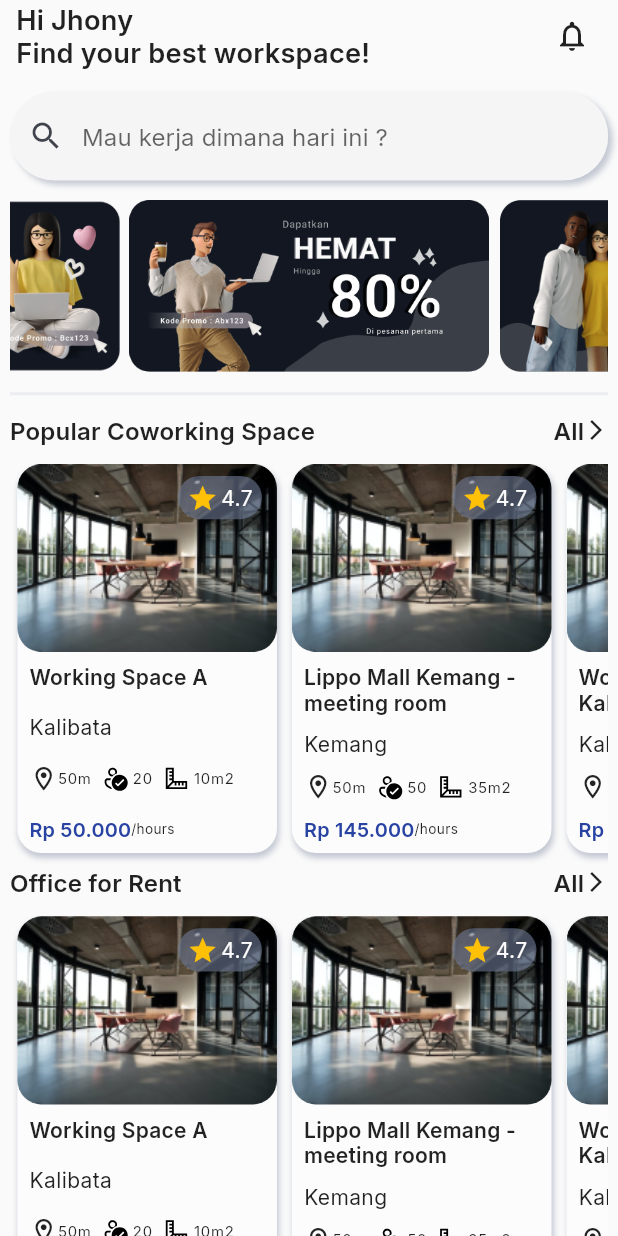
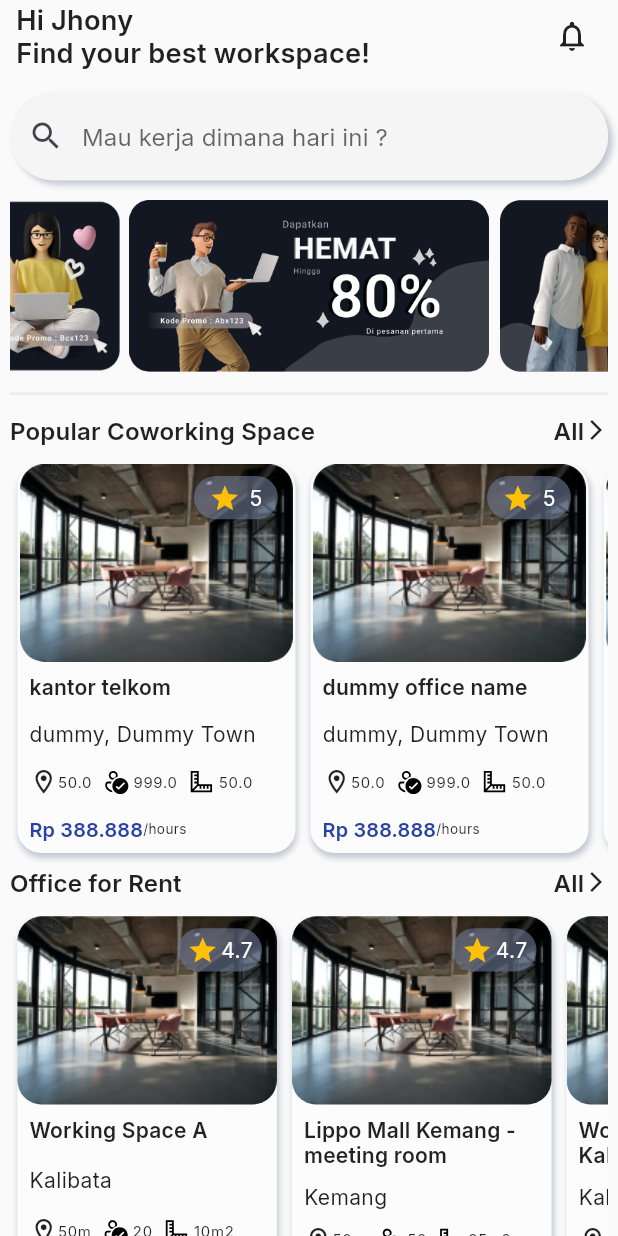
Before and after one commit to Kelompok3-Office-Booking/flutter, a Flutter app: the HomeScreen screen opened directly, on a phone screen of 412 x 824 dp. Run offline on Flutter 3.47's test engine with Material 2 defaults, Android fonts, the phone set to English and light mode, and no system bars; drawn by our look-alikes of carousel_slider; our stand-ins replace animated_splash_screen, email_validator, flutter_spinkit, flutter_svg, fluttertoast, geocoding and 5 more; statements that could not run were skipped.

Commit message:
update dummy

```diff
--- a/betterspace/lib/src/dummy_data/office_dummy_data.dart
+++ b/betterspace/lib/src/dummy_data/office_dummy_data.dart
@@ -12,7 +12,7 @@ class OfficeDataViewModels with ChangeNotifier {
 }
 
 class OfficeDataDummy {
-  List<OfficeModels> _listOfOfficeModels = [];
+  List<OfficeModels> listOfOfficeModels = [];
   final OfficePricing officePricings = OfficePricing(
       officePrice: 388888,
       officePriceUnits: "Persons",
@@ -83,13 +83,18 @@ class OfficeDataDummy {
         reviewStarsCount: 4,
         reviewHelpRateCount: 999),
   ];
+
   OfficeDataDummy() {
-    _listOfOfficeModels = [
+    listOfOfficeModels = [
       OfficeModels(
           officeID: '1',
-          officeName: "dummy office name",
+          officeName: "kantor telkom",
           officeLeadImage: const Image(
-              image: AssetImage("assets/image_assets/space_image/space1.png")),
+            image: AssetImage(
+              "assets/image_assets/space_image/space1.png",
+            ),
+            fit: BoxFit.cover,
+          ),
           officeGridImage: [
             const Image(
                 image:
@@ -122,7 +127,9 @@ class OfficeDataDummy {
           officeID: '2',
           officeName: "dummy office name",
           officeLeadImage: const Image(
-              image: AssetImage("assets/image_assets/space_image/space1.png")),
+            image: AssetImage("assets/image_assets/space_image/space1.png"),
+            fit: BoxFit.cover,
+          ),
           officeGridImage: [
             const Image(
                 image:
@@ -155,7 +162,9 @@ class OfficeDataDummy {
           officeID: '3',
           officeName: "dummy office name",
           officeLeadImage: const Image(
-              image: AssetImage("assets/image_assets/space_image/space1.png")),
+            image: AssetImage("assets/image_assets/space_image/space1.png"),
+            fit: BoxFit.cover,
+          ),
           officeGridImage: [
             const Image(
                 image:
@@ -188,7 +197,44 @@ class OfficeDataDummy {
           officeID: '4',
           officeName: "dummy office name",
           officeLeadImage: const Image(
-              image: AssetImage("assets/image_assets/space_image/space1.png")),
+            image: AssetImage("assets/image_assets/space_image/space1.png"),
+            fit: BoxFit.cover,
+          ),
+          officeGridImage: [
+            const Image(
+                image:
+                    AssetImage("assets/image_assets/space_image/space1.png")),
+            const Image(
+                image:
+                    AssetImage("assets/image_assets/space_image/space1.png")),
+            const Image(
+                image:
+                    AssetImage("assets/image_assets/space_image/space1.png")),
+            const Image(
+                image:
+                    AssetImage("assets/image_assets/space_image/space1.png")),
+          ],
+          officeStarRating: 5,
+          officeQuickLocation: "dummy, Dummy Town",
+          officeDescription: "lorem ipsum sit dolor amet",
+          officeApproxDistance: 50,
+          officeArea: 50,
+          officePersonCapacity: 999,
+          officeOpenTime: DateTime.now(),
+          officeCloseTime: DateTime.now(),
+          officeLatitude: 1.1111111111,
+          officeLongitude: 1.211111111,
+          officePricing: officePricings,
+          listOfOfficeCapcityModels: listOfCapacityModels,
+          listOfOfficeFacilitiesModels: listOfOfficeFacilitesModels,
+          listOfOfficeReviewModels: listOfReviewModels),
+      OfficeModels(
+          officeID: '5',
+          officeName: "dummy office name",
+          officeLeadImage: const Image(
+            image: AssetImage("assets/image_assets/space_image/space1.png"),
+            fit: BoxFit.cover,
+          ),
           officeGridImage: [
             const Image(
                 image:
--- a/betterspace/lib/src/dummy_data/office_dummy_models.dart
+++ b/betterspace/lib/src/dummy_data/office_dummy_models.dart
@@ -60,7 +60,9 @@ class OfficeModels {
   late DateTime officeCloseTime;
   late double officeLatitude;
   late double officeLongitude;
+
   late OfficePricing officePricing;
+
   List<OfficeCapacityModels> listOfOfficeCapcityModels = [];
   List<OfficeFacilitiesModels> listOfOfficeFacilitiesModels = [];
   List<OfficeReviewModels> listOfOfficeReviewModels = [];
--- a/betterspace/lib/src/screen/landing/splash_screen2.dart
+++ b/betterspace/lib/src/screen/landing/splash_screen2.dart
@@ -16,7 +16,7 @@ class _SplashScreenTwoState extends State<SplashScreenTwo> {
     super.initState();
     WidgetsBinding.instance.addPostFrameCallback((timeStamp) async {
       Provider.of<NavigasiViewModel>(context, listen: false)
-          .navigasiToOfficeDetail(context);
+          .navigasiToOnboardingView(context);
     });
   }
 
--- a/betterspace/lib/src/screen/menu/home/home_screen.dart
+++ b/betterspace/lib/src/screen/menu/home/home_screen.dart
@@ -1,3 +1,5 @@
+import 'package:betterspace/src/dummy_data/office_dummy_data.dart';
+import 'package:betterspace/src/dummy_data/office_dummy_models.dart';
 import 'package:betterspace/src/utils/adapt_size.dart';
 import 'package:betterspace/src/utils/colors.dart';
 import 'package:betterspace/src/view_model/get_location_view_model.dart';
@@ -33,6 +35,9 @@ class _HomeScreenState extends State<HomeScreen> {
   @override
   Widget build(BuildContext context) {
     AdaptSize.size(context: context);
+    final OfficeDataDummy dataDummyForOfficeModels = OfficeDataDummy();
+    final List<OfficeModels> listOfOffice =
+        dataDummyForOfficeModels.listOfOfficeModels;
     return Scaffold(
       body: SingleChildScrollView(
         physics: const ScrollPhysics(),
--- a/betterspace/lib/src/screen/menu/tersimpan/wishlist_screen.dart
+++ b/betterspace/lib/src/screen/menu/tersimpan/wishlist_screen.dart
@@ -1,4 +1,6 @@
 import 'package:betterspace/src/utils/adapt_size.dart';
+import 'package:betterspace/src/utils/colors.dart';
+import 'package:betterspace/src/widget/widget/transparent_appbar.dart';
 import 'package:flutter/material.dart';
 import 'package:flutter/src/widgets/container.dart';
 import 'package:flutter/src/widgets/framework.dart';
@@ -15,12 +17,40 @@ class _WishlistScreenState extends State<WishlistScreen> {
   Widget build(BuildContext context) {
     AdaptSize.size(context: context);
     return Scaffold(
+      appBar: transparentAppbarWidget(
+        context: context,
+        leadingIcon: IconButton(
+          onPressed: () {},
+          icon: Padding(
+            padding: EdgeInsets.only(left: AdaptSize.pixel20),
+            child: Icon(
+              Icons.arrow_back,
+              color: MyColor.neutral200,
+              size: AdaptSize.pixel26,
+            ),
+          ),
+        ),
+        titleSpacer: AdaptSize.pixel24,
+        titles: Text(
+          "Wishlist",
+          style: Theme.of(context)
+              .textTheme
+              .headline6!
+              .copyWith(color: MyColor.neutral200),
+        ),
+      ),
       body: Padding(
         padding: EdgeInsets.only(
             top: AdaptSize.pixel8,
             left: AdaptSize.pixel16,
             right: AdaptSize.pixel16),
-        child: ListView(),
+        child: ListView(
+          children: [
+            SizedBox(
+              height: AdaptSize.screenWidth / 3.3,
+            )
+          ],
+        ),
       ),
     );
   }
--- a/betterspace/lib/src/view_model/navigasi_view_model.dart
+++ b/betterspace/lib/src/view_model/navigasi_view_model.dart
@@ -5,6 +5,7 @@ import 'package:betterspace/src/screen/landing/auth_screen/terms_condition.dart'
 import 'package:betterspace/src/screen/landing/on_boarding_screen/on_boarding_view.dart';
 import 'package:betterspace/src/screen/menu/home/notification_screen.dart';
 import 'package:betterspace/src/screen/menu/home/search_space_screen.dart';
+import 'package:betterspace/src/screen/menu/tersimpan/wishlist_screen.dart';
 import 'package:betterspace/src/screen/menu/transaksi/booking_history_screen.dart';
 
 import 'package:betterspace/src/screen/menu_screen.dart';
@@ -59,10 +60,12 @@ class NavigasiViewModel with ChangeNotifier {
   }
 
   /// navigasi onboarding ke register screen
-  void navigasiToOfficeDetail(BuildContext context) {
+  void navigasiForTesting(BuildContext context) {
     Navigator.of(context).pushAndRemoveUntil(
         CupertinoPageRoute(
-          builder: (context) => const BookingHistoryScreen(),
+          //change the target widget here
+
+          builder: (context) => const WishlistScreen(),
         ),
         (route) => false);
   }
--- a/betterspace/lib/src/widget/home_widget/home_screen_widget/popular_coworking_widget.dart
+++ b/betterspace/lib/src/widget/home_widget/home_screen_widget/popular_coworking_widget.dart
@@ -1,3 +1,5 @@
+import 'package:betterspace/src/dummy_data/office_dummy_data.dart';
+import 'package:betterspace/src/dummy_data/office_dummy_models.dart';
 import 'package:betterspace/src/model/popular_coworking_model.dart';
 import 'package:betterspace/src/model/data/popular_coworking_data.dart';
 import 'package:betterspace/src/utils/adapt_size.dart';
@@ -7,22 +9,23 @@ import 'package:flutter_svg/flutter_svg.dart';
 import 'package:intl/intl.dart';
 
 Widget popularSpaceWidget(Function() onTap) {
+  List<OfficeModels> listOfDummyOffice = OfficeDataDummy().listOfOfficeModels;
   return SizedBox(
     height: AdaptSize.screenWidth * .654,
     width: double.infinity,
     child: ListView.builder(
         shrinkWrap: true,
         scrollDirection: Axis.horizontal,
-        itemCount: popularCoworkingSpace.length,
+        itemCount: listOfDummyOffice.length,
         itemBuilder: (context, index) {
-          final PopularCoworkingSpaceModel popularCoworking =
-              popularCoworkingSpace[index];
+          //final PopularCoworkingSpaceModel popularCoworking =popularCoworkingSpace[index];
+
           return InkWell(
-            onTap: onTap,
+            onTap: () {},
             child: Container(
               /// canvas
               margin: const EdgeInsets.only(left: 5, right: 5, bottom: 10),
-              width: AdaptSize.screenWidth * .42,
+              width: AdaptSize.screenWidth * .45,
               decoration: BoxDecoration(
                 color: MyColor.whiteColor,
                 borderRadius: BorderRadius.circular(16),
@@ -41,11 +44,7 @@ Widget popularSpaceWidget(Function() onTap) {
                       /// image space
                       ClipRRect(
                           borderRadius: BorderRadius.circular(16),
-                        child: Image.asset(
-                          popularCoworking.image,
-                          fit: BoxFit.cover,
-                        ),
-                      ),
+                          child: listOfDummyOffice[index].officeLeadImage),
                       Positioned(
                         right: 10,
                         top: 8,
@@ -73,7 +72,9 @@ Widget popularSpaceWidget(Function() onTap) {
                                     size: AdaptSize.screenHeight * 0.025,
                                   ),
                                   Text(
-                                    '${popularCoworking.ranting}',
+                                    listOfDummyOffice[index]
+                                        .officeStarRating
+                                        .toString(),
                                     style: Theme.of(context)
                                         .textTheme
                                         .bodyText2!
@@ -100,7 +101,7 @@ Widget popularSpaceWidget(Function() onTap) {
                         children: [
                           /// space name
                           Text(
-                            popularCoworking.name,
+                            listOfDummyOffice[index].officeName,
                             style: Theme.of(context)
                                 .textTheme
                                 .headline6!
@@ -112,21 +113,22 @@ Widget popularSpaceWidget(Function() onTap) {
                           const Spacer(),
 
                           /// space lokasi
-                          Text(popularCoworking.location),
+                          Text(listOfDummyOffice[index].officeQuickLocation),
 
                           const Spacer(),
 
                           /// keterangan kapasitas dan lokasi
                           Row(
                             children: [
-
                               /// icon lokasi
                               Icon(Icons.location_on_outlined,
                                   size: AdaptSize.screenHeight * .023),
 
                               /// keterangan lokasi
                               Text(
-                                popularCoworking.destination,
+                                listOfDummyOffice[index]
+                                    .officeApproxDistance
+                                    .toString(),
                                 style: Theme.of(context)
                                     .textTheme
                                     .bodyText1!
@@ -147,7 +149,9 @@ Widget popularSpaceWidget(Function() onTap) {
                                 width: 2,
                               ),
                               Text(
-                                '${popularCoworking.totalPerson}',
+                                listOfDummyOffice[index]
+                                    .officePersonCapacity
+                                    .toString(),
                                 style: Theme.of(context)
                                     .textTheme
                                     .bodyText1!
@@ -168,14 +172,19 @@ Widget popularSpaceWidget(Function() onTap) {
                               const SizedBox(
                                 width: 2,
                               ),
-                              Text(
-                                popularCoworking.distance,
+                              Flexible(
+                                fit: FlexFit.loose,
+                                child: Text(
+                                  listOfDummyOffice[index]
+                                      .officeArea
+                                      .toString(),
                                   style: Theme.of(context)
                                       .textTheme
                                       .bodyText1!
                                       .copyWith(
                                           fontSize:
                                               AdaptSize.screenHeight * .012),
+                                ),
                               ),
                             ],
                           ),
@@ -189,7 +198,9 @@ Widget popularSpaceWidget(Function() onTap) {
                                         locale: 'id',
                                         symbol: 'Rp ',
                                         decimalDigits: 0)
-                                    .format(popularCoworking.price),
+                                    .format(listOfDummyOffice[index]
+                                        .officePricing
+                                        .officePrice),
                                 style: Theme.of(context)
                                     .textTheme
                                     .headline6!
--- a/betterspace/lib/src/widget/widget/transparent_appbar.dart
+++ b/betterspace/lib/src/widget/widget/transparent_appbar.dart
@@ -4,7 +4,7 @@ dynamic transparentAppbarWidget(
     {required BuildContext context,
     Text? titles,
     double? titleSpacer,
-    IconButton? leadingIcon,
+    Widget? leadingIcon,
     List<IconButton>? actionIcon}) {
   return AppBar(
     titleSpacing: titleSpacer,
```
Lines whose indentation alone changed are shown as unchanged.
